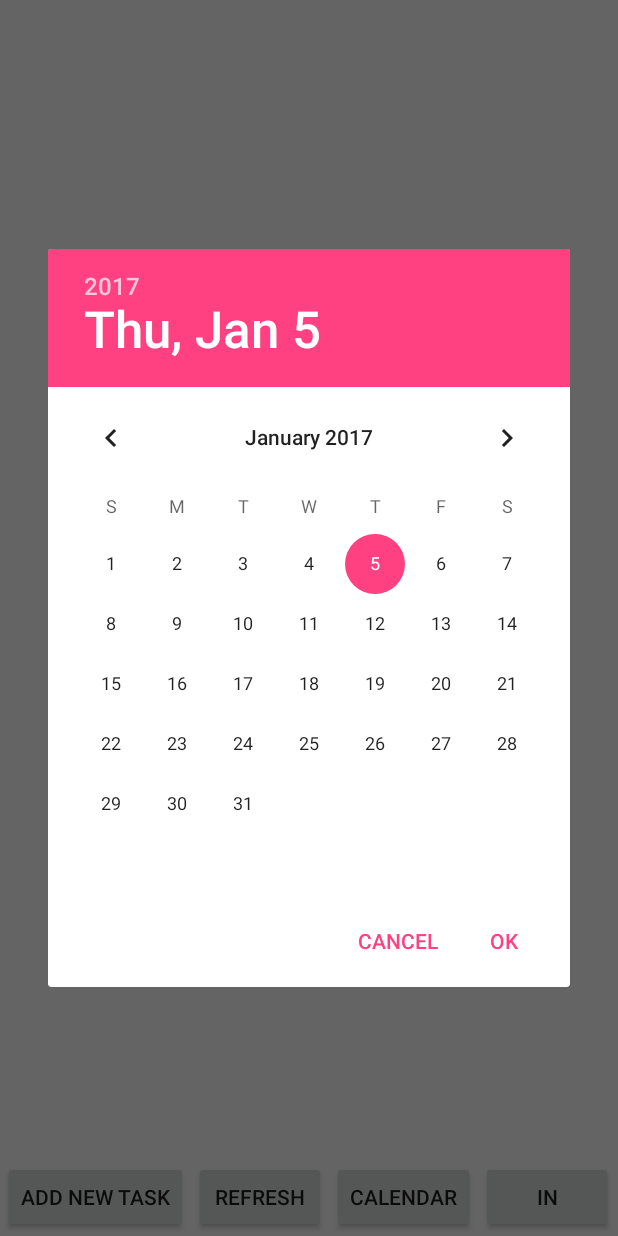
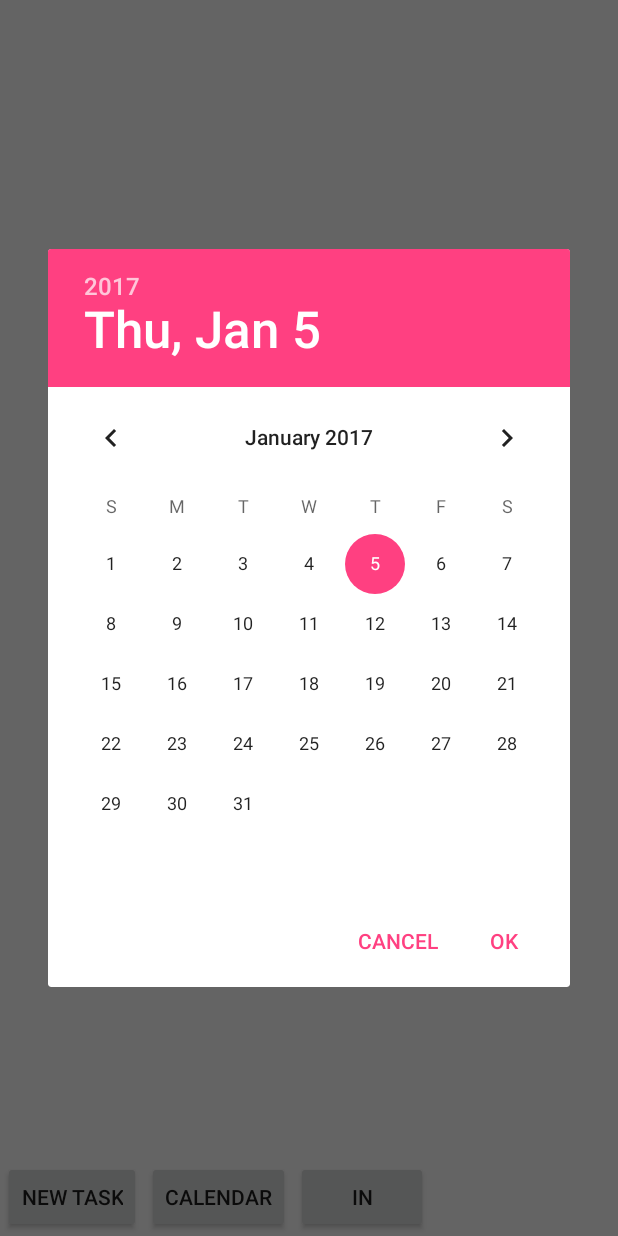
Before and after one commit to payal-kothari/schedulerApp, an Android app: the MainActivity screen opened directly, with no data from a screen before it, after a tap on "CALENDAR", on a phone screen of 412 x 824 dp. Run offline under Robolectric (Android 15) with nearby library versions, the phone set to English and light mode, and no system bars; 4 statements that could not run were skipped.

Commit message:
removed refresh button

```diff
--- a/app/src/main/java/listviewfromsqlitedb/example/com/scheduler/CustomAdapter.java
+++ b/app/src/main/java/listviewfromsqlitedb/example/com/scheduler/CustomAdapter.java
@@ -137,6 +137,7 @@ public class CustomAdapter extends BaseAdapter{
                 List<String> allTasks;
                 DatabaseManager manager = new DatabaseManager(context);
                 allTasks = manager.fetchAllTasks();
+                allTasks.add("None");
                 //Create sequence of items
                 Tasks = allTasks.toArray(new String[allTasks.size()]);
                 final AlertDialog.Builder dialogBuilder = new AlertDialog.Builder(context);
--- a/app/src/main/java/listviewfromsqlitedb/example/com/scheduler/MainActivity.java
+++ b/app/src/main/java/listviewfromsqlitedb/example/com/scheduler/MainActivity.java
@@ -34,7 +34,7 @@ public class MainActivity extends Activity {
     DatabaseManagerForActual manager_ob_actual;
     ListView scheduleList;
     ListView actualScheduleList;
-    Button btnNewTask, btnRefresh, btnCalendar, btnIn;
+    Button btnNewTask, btnCalendar, btnIn;
     DatabaseManager adapter;
     DatabaseHelper helper;
     private String format = "";
@@ -62,7 +62,6 @@ public class MainActivity extends Activity {
         scheduleList = (ListView) findViewById(R.id.list_view);
         actualScheduleList = (ListView) findViewById(R.id.list_viewActual);
         btnNewTask = (Button) findViewById(R.id.btn_newTask);
-        btnRefresh = (Button) findViewById(R.id.btn_refresh);
         btnIn = (Button) findViewById(R.id.btn_In);
         btnIn.setTag(1);
         manager_ob_actual = new DatabaseManagerForActual(this);
@@ -139,14 +138,6 @@ public class MainActivity extends Activity {
             }
         });
 
-        btnRefresh.setOnClickListener(new OnClickListener() {
-            @Override
-            public void onClick(View v) {
-                showlist();
-                showListForActual();
-            }
-        });
-
         btnIn.setOnClickListener(new OnClickListener() {
             @Override
             public void onClick(View v) {
@@ -164,7 +155,7 @@ public class MainActivity extends Activity {
                         @Override
                         public void onClick(DialogInterface dialog, int which) {
                             selectedText = Tasks[which].toString();  //Selected item in listview
-                            Log.d("Selected", "on redio click: " + selectedText);
+                            Log.d("Selected", "on radio click: " + selectedText);
                         }
                     });
 
@@ -199,6 +190,7 @@ public class MainActivity extends Activity {
                             ongoingDate = selectedDate;
                             Log.d("date ongoign ",  ongoingDate);
                             btnIn.setText("OUT");
+                            showListForActual();
                             status = 0;
                         }
                     });
@@ -255,6 +247,7 @@ public class MainActivity extends Activity {
                             ongoingDate = selectedDate;
                             Log.d("date ongoign ",  ongoingDate);
                             btnIn.setText("OUT");
+                                    showListForActual();
                             status = 0;
                                 } // End of onClick(DialogInterface dialog, int whichButton)
                             }); //End of alert.setPositiveButton
@@ -291,6 +284,7 @@ public class MainActivity extends Activity {
                     String total = calculateTotal(ongoingStartTime, s);
                     manager.updateldetail(ongoingID, ongoingDate, ongoingStartTime, s, ongoingTask, total);
                     btnIn.setText("IN");
+                    showListForActual();
                     status = 1;
                 }
             }
@@ -435,7 +429,10 @@ public class MainActivity extends Activity {
         selectedDate = strbuilder.toString();
     }
 
-    public void refresh(){
+    public void onWindowFocusChanged(boolean hasFocus) {
+
+        super.onWindowFocusChanged(hasFocus);
+        showListForActual();
         showlist();
     }
 
--- a/app/src/main/res/layout/activity_main.xml
+++ b/app/src/main/res/layout/activity_main.xml
@@ -18,7 +18,7 @@
         android:layout_height="wrap_content"
         android:layout_below="@+id/tx_date"
         android:longClickable="true"
-        android:layout_alignEnd="@+id/btn_refresh">
+        android:layout_alignEnd="@+id/btn_calendar">
     </ListView>
 
     <ListView
@@ -37,16 +37,7 @@
         android:layout_height="wrap_content"
         android:layout_alignParentBottom="true"
         android:layout_margin="2dp"
-        android:text="Add New Task" />
-
-    <Button
-        android:id="@+id/btn_refresh"
-        android:layout_width="wrap_content"
-        android:layout_height="wrap_content"
-        android:layout_alignParentBottom="true"
-        android:layout_margin="2dp"
-        android:layout_toRightOf="@id/btn_newTask"
-        android:text="Refresh" />
+        android:text="New Task" />
 
     <Button
         android:id="@+id/btn_calendar"
@@ -54,7 +45,7 @@
         android:layout_height="wrap_content"
         android:layout_alignParentBottom="true"
         android:layout_margin="2dp"
-        android:layout_toRightOf="@id/btn_refresh"
+        android:layout_toRightOf="@id/btn_newTask"
         android:text="Calendar" />
 
     <Button
```
